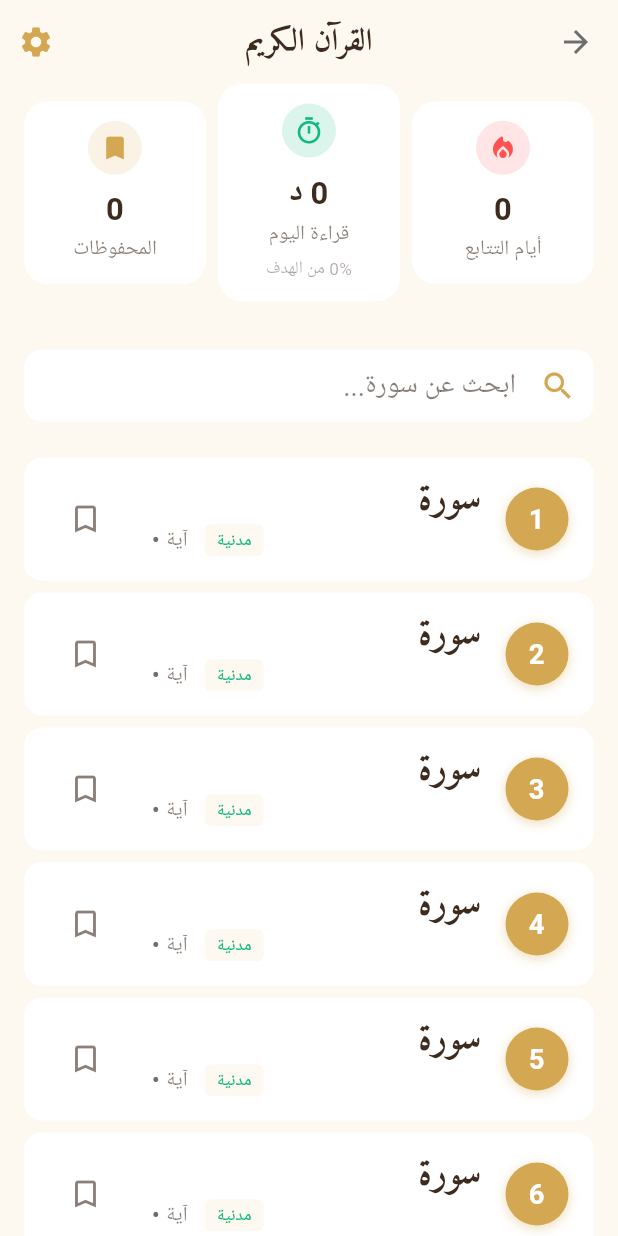
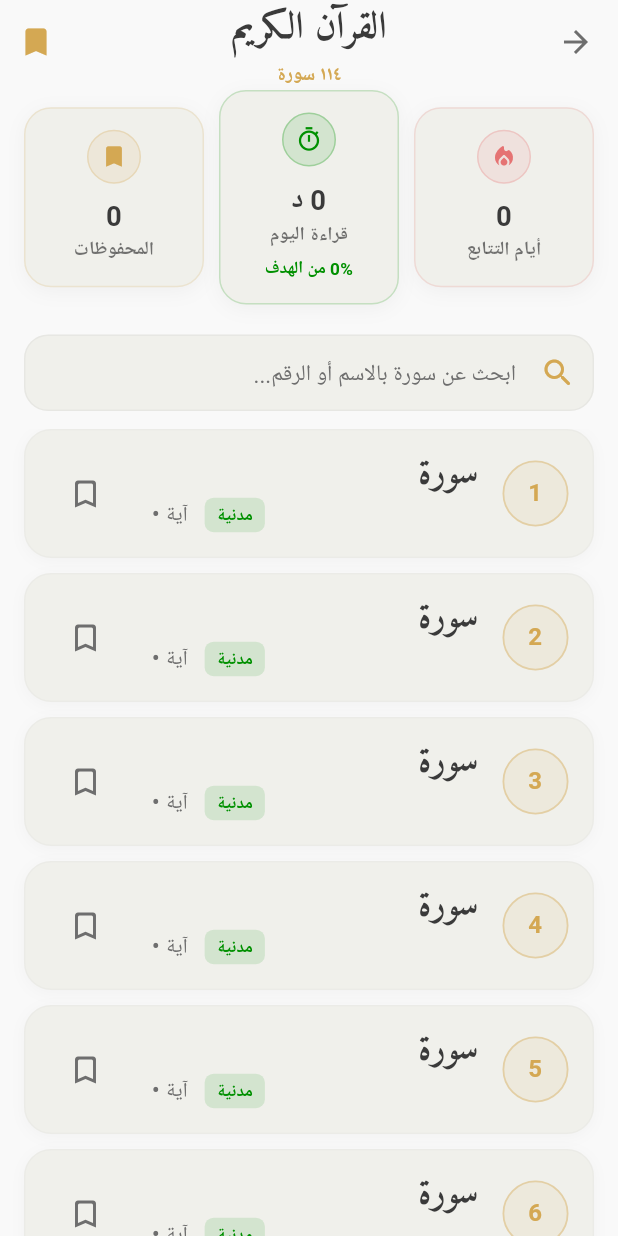
Before and after one commit to wacim-abdellli/talib_ilm, a Flutter app: the QuranPage screen opened directly, on a phone screen of 412 x 824 dp. Run offline on Flutter 3.47's test engine with Material 3 defaults, Android fonts, the phone set to English and light mode, and no system bars; our stand-ins replace adhan, flutter_compass, flutter_local_notifications, flutter_timezone, geocoding, geolocator and 9 more; missing offline and left inert: quran, quran_library, syncfusion_flutter_pdfviewer; accounts and stored records are empty; network calls fail; Roboto replaces fonts that are missing (Cairo); project files that could hold a hidden picture were left out.

Commit message:
feat(ui): elevate Quran screen & bookmarks with spiritual serenity styling and ornate surah cards

```diff
--- a/lib/app/theme/theme_colors.dart
+++ b/lib/app/theme/theme_colors.dart
@@ -76,6 +76,7 @@ extension ThemeColors on BuildContext {
   // BORDERS
   // ═══════════════════════════════════════════════════════════════════════
   Color get borderColor => _cs.outline;
+  Color get outlineColor => _cs.outline;
   Color get outlineVariantColor => _cs.outlineVariant;
   Color get dividerColor => _cs.outlineVariant;
 
--- a/lib/features/quran/presentation/quran_page.dart
+++ b/lib/features/quran/presentation/quran_page.dart
@@ -1,6 +1,8 @@
 import 'package:flutter/material.dart';
+import 'package:flutter/services.dart';
 import 'package:quran/quran.dart' as quran;
 import 'package:shared_preferences/shared_preferences.dart';
+import '../../../app/theme/theme_colors.dart';
 import '../data/services/reading_stats_service.dart';
 import 'quran_library_wrapper.dart';
 import 'bookmarks_page.dart';
@@ -134,36 +136,51 @@ class _QuranPageState extends State<QuranPage> {
 
   @override
   Widget build(BuildContext context) {
-    final isDark = Theme.of(context).brightness == Brightness.dark;
-
-    // Lux Black & Gold Theme Colors
-    final bgColor = isDark ? const Color(0xFF000000) : const Color(0xFFFDF8F0);
-    final cardColor = isDark ? const Color(0xFF1A1A1A) : Colors.white;
-    final textColor = isDark
-        ? const Color(0xFFE8DED0)
-        : const Color(0xFF3D2B1F);
-    final accentColor = const Color(0xFFD4A853);
-    final mutedColor = textColor.withValues(alpha: 0.6);
+    final isDark = context.isDark;
+    final bgColor = context.backgroundColor;
+    final cardColor = context.surfaceContainer;
+    final textColor = context.textPrimaryColor;
+    final accentColor = context.goldColor;
+    final mutedColor = context.textSecondaryColor;
 
     return Scaffold(
       backgroundColor: bgColor,
       appBar: AppBar(
-        title: Text(
+        title: Column(
+          children: [
+            Text(
               'القرآن الكريم',
               style: TextStyle(
                 fontFamily: 'Amiri',
                 fontWeight: FontWeight.bold,
+                fontSize: 22,
                 color: textColor,
               ),
+            ),
+            Text(
+              '١١٤ سورة',
+              style: TextStyle(
+                fontFamily: 'Cairo',
+                fontSize: 11,
+                fontWeight: FontWeight.w600,
+                color: accentColor,
+              ),
+            ),
+          ],
         ),
         backgroundColor: Colors.transparent,
         elevation: 0,
         centerTitle: true,
         actions: [
           IconButton(
-            icon: Icon(Icons.settings, color: accentColor),
+            icon: Icon(Icons.bookmark_rounded, color: accentColor),
+            tooltip: 'المحفوظات',
             onPressed: () {
-              // Optional settings
+              HapticFeedback.lightImpact();
+              Navigator.push(
+                context,
+                MaterialPageRoute(builder: (_) => const BookmarksPage()),
+              ).then((_) => _loadData());
             },
           ),
         ],
@@ -174,7 +191,7 @@ class _QuranPageState extends State<QuranPage> {
               children: [
                 // ════════ STATS DASHBOARD ════════
                 Container(
-                  padding: const EdgeInsets.fromLTRB(16, 0, 16, 16),
+                  padding: const EdgeInsets.fromLTRB(16, 4, 16, 12),
                   child: Row(
                     children: [
                       // Streak Card
@@ -183,38 +200,37 @@ class _QuranPageState extends State<QuranPage> {
                           label: 'أيام التتابع',
                           value: '$_streak',
                           icon: Icons.local_fire_department_rounded,
-                          color: const Color(
-                            0xFFFF5252,
-                          ), // Red/Orange for streak
+                          color: const Color(0xFFE57373), // Warm coral
                           cardColor: cardColor,
                           textColor: textColor,
                         ),
                       ),
-                      const SizedBox(width: 8),
+                      const SizedBox(width: 10),
                       // Time Card
                       Expanded(
                         child: _buildStatCard(
                           label: 'قراءة اليوم',
                           value: '$_minutesToday د',
                           icon: Icons.timer_outlined,
-                          color: const Color(0xFF10B981), // Green
+                          color: context.islamicGreenColor,
                           cardColor: cardColor,
                           textColor: textColor,
                           subtitle:
                               '${(_minutesToday / _dailyGoal * 100).clamp(0, 100).toInt()}% من الهدف',
                         ),
                       ),
-                      const SizedBox(width: 8),
-                      // Bookmarks (Fake/Entry) Card
+                      const SizedBox(width: 10),
+                      // Bookmarks Card
                       Expanded(
                         child: GestureDetector(
                           onTap: () {
+                            HapticFeedback.lightImpact();
                             Navigator.push(
                               context,
                               MaterialPageRoute(
                                 builder: (_) => const BookmarksPage(),
                               ),
-                            ).then((_) => _loadData()); // Refresh on return
+                            ).then((_) => _loadData());
                           },
                           child: _buildStatCard(
                             label: 'المحفوظات',
@@ -235,24 +251,33 @@ class _QuranPageState extends State<QuranPage> {
                   Padding(
                     padding: const EdgeInsets.symmetric(
                       horizontal: 16,
-                      vertical: 4,
+                      vertical: 6,
                     ),
                     child: InkWell(
-                      onTap: () => _openSurah(_lastOpenedSurah!),
-                      borderRadius: BorderRadius.circular(12),
+                      onTap: () {
+                        HapticFeedback.lightImpact();
+                        _openSurah(_lastOpenedSurah!);
+                      },
+                      borderRadius: BorderRadius.circular(16),
                       child: Container(
-                        padding: const EdgeInsets.all(12),
+                        padding: const EdgeInsets.symmetric(
+                          horizontal: 16,
+                          vertical: 12,
+                        ),
                         decoration: BoxDecoration(
                           color: cardColor,
-                          borderRadius: BorderRadius.circular(12),
+                          borderRadius: BorderRadius.circular(16),
                           border: Border.all(
-                            color: accentColor.withValues(alpha: 0.3),
+                            color: accentColor.withValues(alpha: 0.25),
+                            width: 1.2,
                           ),
                           boxShadow: [
                             BoxShadow(
-                              color: Colors.black.withValues(alpha: 0.2),
-                              blurRadius: 8,
-                              offset: const Offset(0, 2),
+                              color: Colors.black.withValues(
+                                alpha: isDark ? 0.2 : 0.04,
+                              ),
+                              blurRadius: 10,
+                              offset: const Offset(0, 3),
                             ),
                           ],
                         ),
@@ -271,32 +296,38 @@ class _QuranPageState extends State<QuranPage> {
                                   'آخر قراءة',
                                   style: TextStyle(
                                     fontFamily: 'Cairo',
-                                    fontSize: 10,
+                                    fontSize: 11,
                                     color: accentColor,
-                                    fontWeight: FontWeight.bold,
+                                    fontWeight: FontWeight.w700,
                                   ),
                                 ),
+                                const SizedBox(height: 2),
                                 Text(
                                   'سورة ${quran.getSurahNameArabic(_lastOpenedSurah!)}',
                                   style: TextStyle(
                                     fontFamily: 'Amiri',
-                                    fontSize: 18,
+                                    fontSize: 19,
                                     color: textColor,
                                     fontWeight: FontWeight.bold,
                                   ),
                                 ),
                               ],
                             ),
-                            const SizedBox(width: 12),
+                            const SizedBox(width: 14),
                             Container(
-                              padding: const EdgeInsets.all(8),
+                              padding: const EdgeInsets.all(10),
                               decoration: BoxDecoration(
-                                color: accentColor.withValues(alpha: 0.1),
-                                borderRadius: BorderRadius.circular(8),
+                                color: accentColor.withValues(alpha: 0.12),
+                                shape: BoxShape.circle,
+                                border: Border.all(
+                                  color: accentColor.withValues(alpha: 0.25),
+                                  width: 1,
+                                ),
                               ),
                               child: Icon(
-                                Icons.history_edu_rounded,
+                                Icons.auto_stories_rounded,
                                 color: accentColor,
+                                size: 20,
                               ),
                             ),
                           ],
@@ -307,23 +338,55 @@ class _QuranPageState extends State<QuranPage> {
 
                 // ════════ SEARCH ════════
                 Padding(
-                  padding: const EdgeInsets.all(16.0),
+                  padding: const EdgeInsets.fromLTRB(16, 8, 16, 12),
                   child: TextField(
                     controller: _searchController,
                     textAlign: TextAlign.right,
                     style: TextStyle(color: textColor, fontFamily: 'Cairo'),
                     decoration: InputDecoration(
-                      hintText: 'ابحث عن سورة...',
-                      hintStyle: TextStyle(color: mutedColor),
-                      prefixIcon: Icon(Icons.search, color: accentColor),
+                      hintText: 'ابحث عن سورة بالاسم أو الرقم...',
+                      hintStyle: TextStyle(
+                        color: mutedColor,
+                        fontFamily: 'Cairo',
+                        fontSize: 13,
+                      ),
+                      prefixIcon: Icon(Icons.search_rounded, color: accentColor),
+                      suffixIcon: _searchController.text.isNotEmpty
+                          ? IconButton(
+                              icon: Icon(
+                                Icons.clear_rounded,
+                                color: mutedColor,
+                                size: 18,
+                              ),
+                              onPressed: () {
+                                _searchController.clear();
+                              },
+                            )
+                          : null,
                       filled: true,
                       fillColor: cardColor,
                       border: OutlineInputBorder(
-                        borderRadius: BorderRadius.circular(12),
-                        borderSide: BorderSide.none,
+                        borderRadius: BorderRadius.circular(16),
+                        borderSide: BorderSide(
+                          color: context.outlineColor.withValues(alpha: 0.15),
+                        ),
+                      ),
+                      enabledBorder: OutlineInputBorder(
+                        borderRadius: BorderRadius.circular(16),
+                        borderSide: BorderSide(
+                          color: context.outlineColor.withValues(alpha: 0.15),
+                        ),
+                      ),
+                      focusedBorder: OutlineInputBorder(
+                        borderRadius: BorderRadius.circular(16),
+                        borderSide: BorderSide(
+                          color: accentColor.withValues(alpha: 0.5),
+                          width: 1.5,
+                        ),
                       ),
                       contentPadding: const EdgeInsets.symmetric(
                         horizontal: 16,
+                        vertical: 12,
                       ),
                     ),
                   ),
@@ -333,10 +396,7 @@ class _QuranPageState extends State<QuranPage> {
                 Expanded(
                   child: ListView.builder(
                     itemCount: _filteredSurahs.length,
-                    padding: const EdgeInsets.symmetric(
-                      horizontal: 16,
-                      vertical: 8,
-                    ),
+                    padding: const EdgeInsets.fromLTRB(16, 0, 16, 100),
                     itemBuilder: (context, index) {
                       final surahNum = _filteredSurahs[index];
                       final surahName = quran.getSurahNameArabic(surahNum);
@@ -347,42 +407,53 @@ class _QuranPageState extends State<QuranPage> {
                       );
 
                       return Container(
-                        margin: const EdgeInsets.only(bottom: 8),
+                        margin: const EdgeInsets.only(bottom: 10),
                         decoration: BoxDecoration(
                           color: cardColor,
-                          borderRadius: BorderRadius.circular(12),
+                          borderRadius: BorderRadius.circular(18),
                           border: Border.all(
-                            color: Colors.white.withValues(alpha: 0.05),
+                            color: context.outlineColor.withValues(
+                              alpha: isDark ? 0.12 : 0.08,
                             ),
                           ),
+                          boxShadow: [
+                            BoxShadow(
+                              color: Colors.black.withValues(
+                                alpha: isDark ? 0.15 : 0.03,
+                              ),
+                              blurRadius: 8,
+                              offset: const Offset(0, 2),
+                            ),
+                          ],
+                        ),
                         child: ListTile(
-                          onTap: () => _openSurah(surahNum),
+                          onTap: () {
+                            HapticFeedback.lightImpact();
+                            _openSurah(surahNum);
+                          },
                           contentPadding: const EdgeInsets.symmetric(
                             horizontal: 16,
-                            vertical: 4,
+                            vertical: 6,
                           ),
                           leading: Container(
-                            width: 42,
-                            height: 42,
+                            width: 44,
+                            height: 44,
                             alignment: Alignment.center,
                             decoration: BoxDecoration(
                               shape: BoxShape.circle,
-                              color: accentColor, // Solid Gold
-                              boxShadow: [
-                                BoxShadow(
+                              color: accentColor.withValues(alpha: 0.1),
+                              border: Border.all(
                                 color: accentColor.withValues(alpha: 0.4),
-                                  blurRadius: 6,
-                                  offset: const Offset(0, 2),
+                                width: 1.2,
                               ),
-                              ],
                             ),
                             child: Text(
                               '$surahNum',
                               style: TextStyle(
                                 fontFamily: 'Cairo',
                                 fontWeight: FontWeight.bold,
-                                fontSize: 16,
-                                color: isDark ? Colors.black : Colors.white,
+                                fontSize: 14,
+                                color: accentColor,
                               ),
                             ),
                           ),
@@ -391,9 +462,9 @@ class _QuranPageState extends State<QuranPage> {
                             textAlign: TextAlign.right,
                             style: TextStyle(
                               fontFamily: 'Amiri',
-                              fontSize: 22, // Larger
+                              fontSize: 21,
                               fontWeight: FontWeight.bold,
-                              height: 1.2,
+                              height: 1.25,
                               color: textColor,
                             ),
                           ),
@@ -403,20 +474,21 @@ class _QuranPageState extends State<QuranPage> {
                               Container(
                                 padding: const EdgeInsets.symmetric(
                                   horizontal: 8,
-                                  vertical: 2,
+                                  vertical: 3,
                                 ),
                                 decoration: BoxDecoration(
-                                  color: bgColor,
-                                  borderRadius: BorderRadius.circular(4),
+                                  color: context.islamicGreenColor.withValues(
+                                    alpha: 0.12,
+                                  ),
+                                  borderRadius: BorderRadius.circular(6),
                                 ),
                                 child: Text(
                                   place == 'Makkah' ? 'مكية' : 'مدنية',
                                   style: TextStyle(
                                     fontFamily: 'Cairo',
                                     fontSize: 10,
-                                    color: const Color(
-                                      0xFF10B981,
-                                    ), // Green for type
+                                    fontWeight: FontWeight.w600,
+                                    color: context.islamicGreenColor,
                                   ),
                                 ),
                               ),
@@ -430,7 +502,10 @@ class _QuranPageState extends State<QuranPage> {
                                 ),
                               ),
                               const SizedBox(width: 4),
-                              const Text('•'),
+                              Text(
+                                '•',
+                                style: TextStyle(color: mutedColor),
+                              ),
                               const SizedBox(width: 4),
                               Text(
                                 quran.getSurahName(surahNum),
@@ -445,11 +520,14 @@ class _QuranPageState extends State<QuranPage> {
                           trailing: IconButton(
                             icon: Icon(
                               isBookmarked
-                                  ? Icons.bookmark
-                                  : Icons.bookmark_border,
+                                  ? Icons.bookmark_rounded
+                                  : Icons.bookmark_border_rounded,
                               color: isBookmarked ? accentColor : mutedColor,
                             ),
-                            onPressed: () => _toggleBookmark(surahNum),
+                            onPressed: () {
+                              HapticFeedback.lightImpact();
+                              _toggleBookmark(surahNum);
+                            },
                           ),
                         ),
                       );
@@ -471,21 +549,37 @@ class _QuranPageState extends State<QuranPage> {
     String? subtitle,
   }) {
     return Container(
-      padding: const EdgeInsets.all(12),
+      padding: const EdgeInsets.symmetric(horizontal: 10, vertical: 14),
       decoration: BoxDecoration(
         color: cardColor,
-        borderRadius: BorderRadius.circular(16),
-        border: Border.all(color: Colors.white.withValues(alpha: 0.05)),
+        borderRadius: BorderRadius.circular(18),
+        border: Border.all(
+          color: color.withValues(alpha: 0.18),
+          width: 1,
+        ),
+        boxShadow: [
+          BoxShadow(
+            color: Colors.black.withValues(
+              alpha: context.isDark ? 0.2 : 0.04,
+            ),
+            blurRadius: 10,
+            offset: const Offset(0, 3),
+          ),
+        ],
       ),
       child: Column(
         children: [
           Container(
             padding: const EdgeInsets.all(8),
             decoration: BoxDecoration(
-              color: color.withValues(alpha: 0.15),
+              color: color.withValues(alpha: 0.12),
               shape: BoxShape.circle,
+              border: Border.all(
+                color: color.withValues(alpha: 0.25),
+                width: 1,
               ),
-            child: Icon(icon, color: color, size: 20),
+            ),
+            child: Icon(icon, color: color, size: 18),
           ),
           const SizedBox(height: 8),
           Text(
@@ -493,7 +587,7 @@ class _QuranPageState extends State<QuranPage> {
             style: TextStyle(
               fontFamily: 'Cairo',
               fontWeight: FontWeight.bold,
-              fontSize: 18,
+              fontSize: 16,
               color: textColor,
             ),
           ),
@@ -501,8 +595,9 @@ class _QuranPageState extends State<QuranPage> {
             label,
             style: TextStyle(
               fontFamily: 'Cairo',
-              fontSize: 12,
-              color: textColor.withValues(alpha: 0.6),
+              fontSize: 11,
+              fontWeight: FontWeight.w600,
+              color: textColor.withValues(alpha: 0.7),
             ),
           ),
           if (subtitle != null) ...[
@@ -512,7 +607,8 @@ class _QuranPageState extends State<QuranPage> {
               style: TextStyle(
                 fontFamily: 'Cairo',
                 fontSize: 10,
-                color: textColor.withValues(alpha: 0.4),
+                color: color,
+                fontWeight: FontWeight.w600,
               ),
             ),
           ],
```
Also changed, not shown: lib/features/quran/presentation/bookmarks_page.dart (+50 -28 lines). Lines whose indentation alone changed are shown as unchanged.
